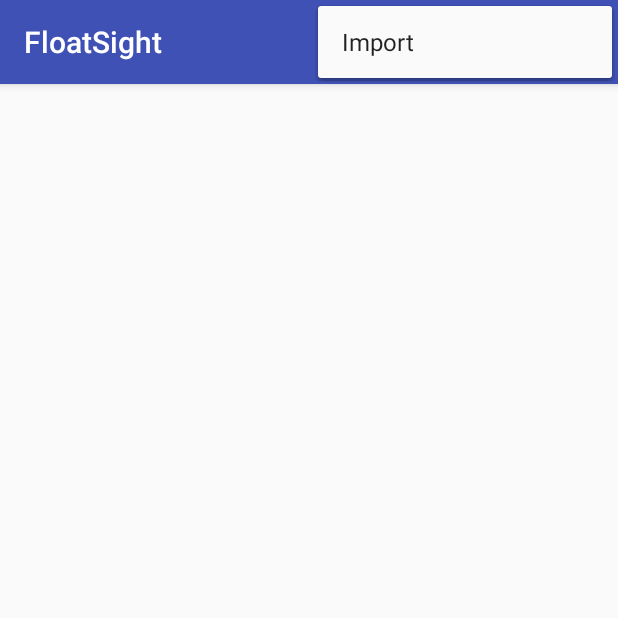
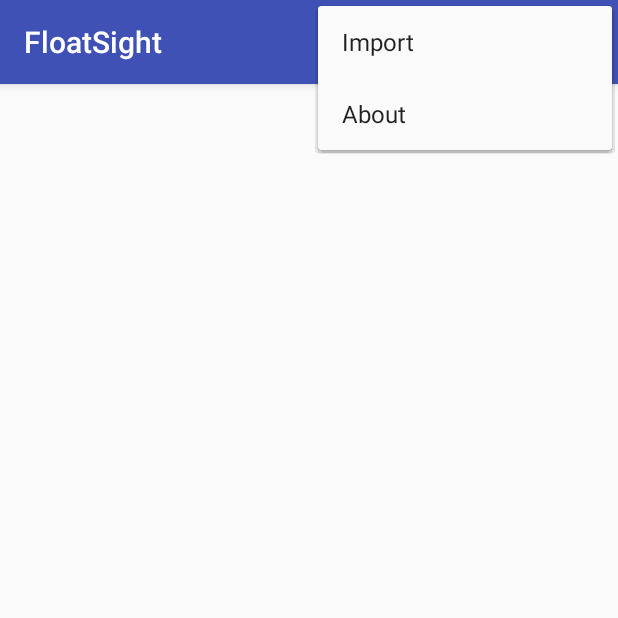
Before and after one commit to 84n4n4/FloatSight, an Android app: the screen it shows after launch (MainActivity), with the options menu open, on a phone screen of 412 x 824 dp, the top half of it. Run offline under Robolectric (Android 15) with nearby library versions, the phone set to English and light mode, and no system bars; libraries missing offline, so code that uses them is left out: com.github.mikephil.charting; 45 statements that could not run were skipped.

Commit message:
set correct versionname, added about dialog, moved chart fragments in separate package

```diff
--- a/app/build.gradle
+++ b/app/build.gradle
@@ -29,7 +29,7 @@
         minSdkVersion 19
         targetSdkVersion 28
         versionCode 1
-        versionName "1.0"
+        versionName "0.1"
         testInstrumentationRunner "android.support.test.runner.AndroidJUnitRunner"
     }
     buildTypes {
--- a/app/src/main/java/com/watchthybridle/floatsight/AllMetricsTimeChartFragment.java
+++ b/app/src/main/java/com/watchthybridle/floatsight/chartfragments/AllMetricsTimeChartFragment.java
@@ -20,7 +20,7 @@
  *
  */
 
-package com.watchthybridle.floatsight;
+package com.watchthybridle.floatsight.chartfragments;
 
 import android.os.Bundle;
 import android.support.annotation.NonNull;
@@ -28,6 +28,7 @@
 import android.widget.FrameLayout;
 import com.github.mikephil.charting.data.LineData;
 import com.github.mikephil.charting.interfaces.datasets.ILineDataSet;
+import com.watchthybridle.floatsight.R;
 import com.watchthybridle.floatsight.csvparser.FlySightTrackData;
 import com.watchthybridle.floatsight.linedatasetcreation.TrackLineDataSetWrapper;
 
@@ -48,7 +49,7 @@
 
         chart = new GlideOverlayChart(getContext());
         chart.invalidate();
-        chart.setPinchZoom(true);
+        chart.setPinchZoom(false);
 
         frameLayout.addView(chart.glideChart);
         frameLayout.addView(chart);
@@ -84,6 +85,6 @@
                 flySightTrackData)));
 
         chart.invalidate();
-        chart.setPinchZoom(true);
+        chart.setPinchZoom(false);
     }
 }
--- a/app/src/main/java/com/watchthybridle/floatsight/ChartFragment.java
+++ b/app/src/main/java/com/watchthybridle/floatsight/chartfragments/ChartFragment.java
@@ -20,7 +20,7 @@
  *
  */
 
-package com.watchthybridle.floatsight;
+package com.watchthybridle.floatsight.chartfragments;
 
 import android.content.Context;
 import android.os.Bundle;
@@ -31,6 +31,8 @@
 import android.view.View;
 import android.view.ViewGroup;
 import com.github.mikephil.charting.charts.LineChart;
+import com.watchthybridle.floatsight.MainActivity;
+import com.watchthybridle.floatsight.R;
 import com.watchthybridle.floatsight.csvparser.FlySightTrackData;
 import com.watchthybridle.floatsight.viewmodel.FlySightTrackDataViewModel;
 
@@ -39,8 +41,6 @@
 import static java.lang.annotation.RetentionPolicy.SOURCE;
 
 public abstract class ChartFragment extends Fragment {
-
-    private LineChart chart;
 
     @Retention(SOURCE)
     @IntDef({DATA_VALID, DATA_INVALID})
--- a/app/src/main/java/com/watchthybridle/floatsight/DistanceAltitudeChartFragment.java
+++ b/app/src/main/java/com/watchthybridle/floatsight/chartfragments/DistanceAltitudeChartFragment.java
@@ -20,7 +20,7 @@
  *
  */
 
-package com.watchthybridle.floatsight;
+package com.watchthybridle.floatsight.chartfragments;
 
 import android.content.Intent;
 import android.os.Bundle;
@@ -29,6 +29,7 @@
 import android.widget.FrameLayout;
 import com.github.mikephil.charting.charts.LineChart;
 import com.github.mikephil.charting.data.LineData;
+import com.watchthybridle.floatsight.R;
 import com.watchthybridle.floatsight.csvparser.FlySightTrackData;
 import com.watchthybridle.floatsight.linedatasetcreation.TrackLineDataSetWrapper;
 
--- a/app/src/main/java/com/watchthybridle/floatsight/GlideOverlayChart.java
+++ b/app/src/main/java/com/watchthybridle/floatsight/chartfragments/GlideOverlayChart.java
@@ -20,7 +20,7 @@
  *
  */
 
-package com.watchthybridle.floatsight;
+package com.watchthybridle.floatsight.chartfragments;
 
 import android.content.Context;
 import android.view.MotionEvent;
@@ -28,6 +28,7 @@
 import com.github.mikephil.charting.components.AxisBase;
 import com.github.mikephil.charting.components.Legend;
 import com.github.mikephil.charting.formatter.IAxisValueFormatter;
+import com.watchthybridle.floatsight.R;
 
 import java.text.DecimalFormat;
 
--- a/app/src/main/res/layout/fragment_chart.xml
+++ b/app/src/main/res/layout/fragment_chart.xml
@@ -25,7 +25,7 @@
                                              xmlns:tools="http://schemas.android.com/tools"
                                              android:layout_width="match_parent"
                                              android:layout_height="match_parent"
-                                             tools:context=".AllMetricsTimeChartFragment"
+                                             tools:context=".chartfragments.AllMetricsTimeChartFragment"
                                              tools:showIn="@layout/activity_main">
 
     <FrameLayout
--- a/app/src/main/res/menu/menu_main.xml
+++ b/app/src/main/res/menu/menu_main.xml
@@ -26,6 +26,11 @@
     <item
         android:id="@+id/action_import"
         android:orderInCategory="100"
-        android:title="@string/action_import"
+        android:title="@string/import_menu_item"
+        app:showAsAction="never" />
+    <item
+        android:id="@+id/action_about"
+        android:orderInCategory="100"
+        android:title="@string/about_menu_item"
         app:showAsAction="never" />
 </menu>
--- a/app/src/main/res/values/strings.xml
+++ b/app/src/main/res/values/strings.xml
@@ -22,7 +22,6 @@
 
 <resources>
     <string name="app_name">FloatSight</string>
-    <string name="action_import">Import</string>
     <string name="vert_velocity_label">V-vert</string>
     <string name="hor_velocity_label">V-hor</string>
     <string name="altitude_label">altitude</string>
@@ -34,4 +33,7 @@
     <string name="permissions_rationale">Storage access is required to read and save FlySight track liveData.</string>
     <string name="ok">OK</string>
     <string name="cancel">Cancel</string>
+    <string name="about_menu_item">About</string>
+    <string name="import_menu_item">Import</string>
+    <string name="about_dialog_message">Version %1$s\n\nSource and more info:\nhttps://github.com/84n4n4/FloatSight</string>
 </resources>
```
Also changed, not shown: app/src/main/java/com/watchthybridle/floatsight/MainActivity.java (+13 -2 lines).
